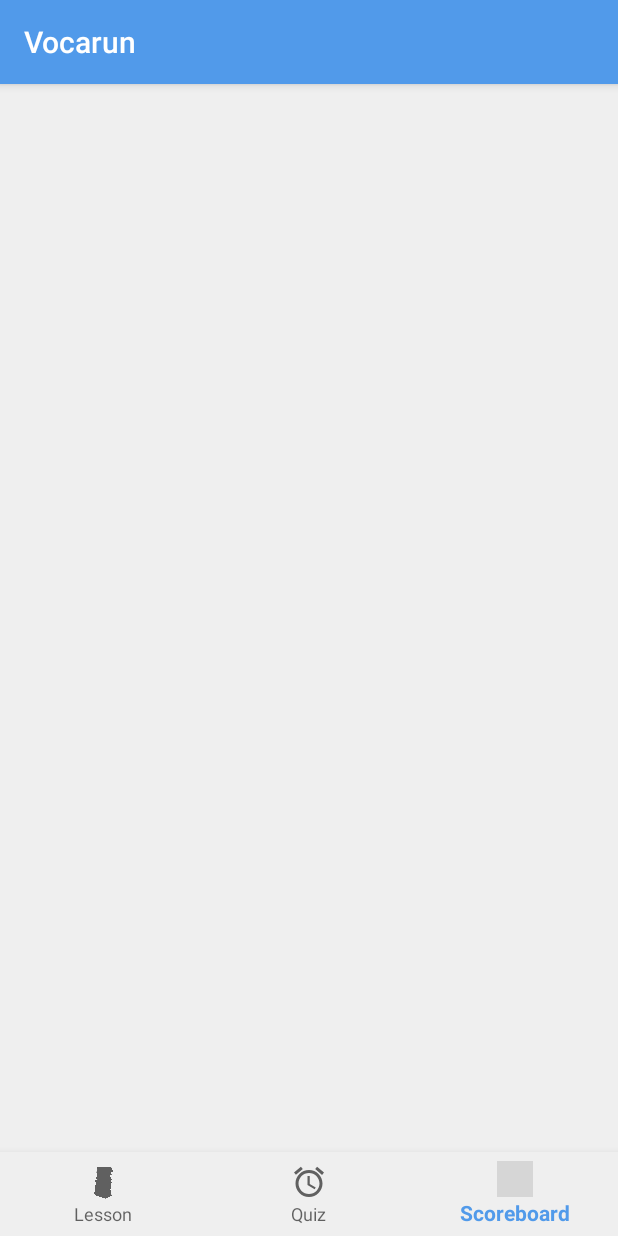
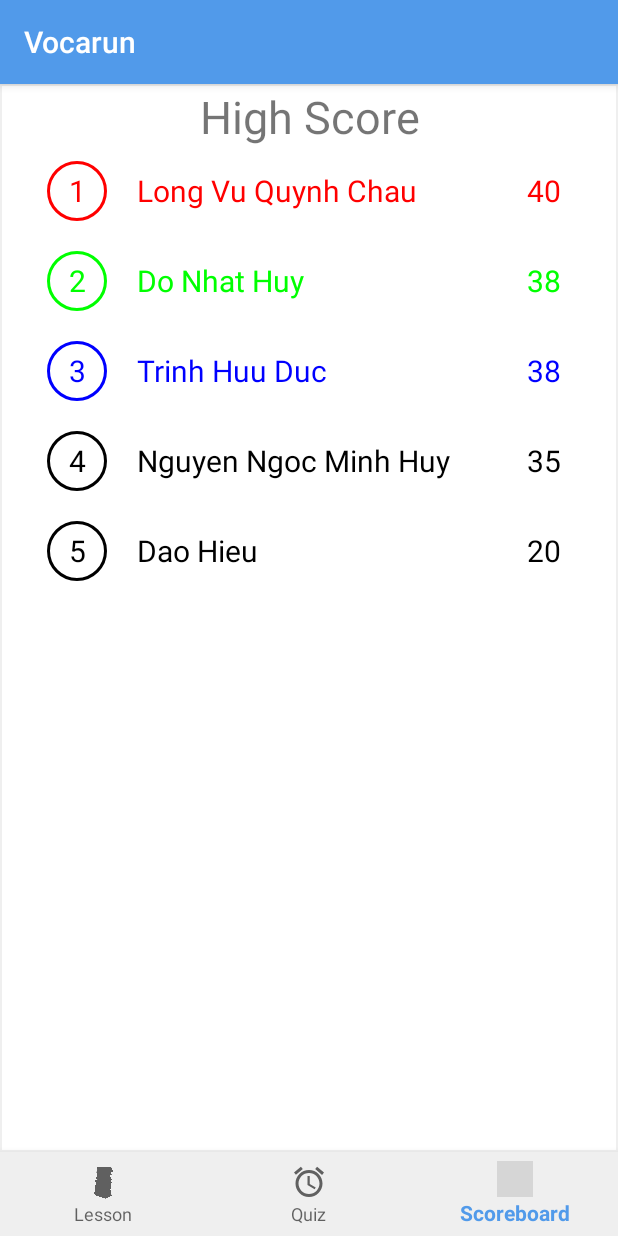
Before and after one commit to nnmhuy/Vocarun, an Android app: the screen it shows after launch (MainActivity), item 3 of the bottom bar chosen, on a phone screen of 412 x 824 dp. Run offline under Robolectric (Android 15) with nearby library versions, the phone set to English and light mode, and no system bars; grey boxes are pictures that could not be loaded.

Commit message:
scoreboard

```diff
--- /dev/null
+++ b/app/src/main/java/com/example/vocarun/Score.java
@@ -0,0 +1,14 @@
+package com.example.vocarun;
+
+import java.util.List;
+
+class Score {
+    public String name;
+    public int point;
+
+
+    public Score(String name, int point) {
+        this.name = name;
+        this.point = point;
+    }
+}
--- /dev/null
+++ b/app/src/main/java/com/example/vocarun/ScoreAdapter.java
@@ -0,0 +1,115 @@
+package com.example.vocarun;
+
+import android.app.Activity;
+import android.content.Context;
+import android.content.Intent;
+import android.graphics.Color;
+import android.graphics.drawable.GradientDrawable;
+import android.util.Log;
+import android.view.LayoutInflater;
+import android.view.View;
+import android.view.ViewGroup;
+import android.widget.ImageView;
+import android.widget.TextView;
+
+import androidx.annotation.NonNull;
+import androidx.fragment.app.FragmentActivity;
+import androidx.recyclerview.widget.RecyclerView;
+
+import java.util.List;
+
+class ScoreAdapter extends RecyclerView.Adapter<ScoreAdapter.ScoreViewHolder> {
+    List<Score> scoreList;
+    LayoutInflater layoutInflater;
+    Activity activity;
+
+    public ScoreAdapter(Context context, List<Score> scoreList) {
+        layoutInflater = LayoutInflater.from(context);
+        activity = (Activity)context;
+        this.scoreList = scoreList;
+        Log.d("size", String.valueOf(scoreList.size()));
+    }
+
+    @NonNull
+    @Override
+    public ScoreAdapter.ScoreViewHolder onCreateViewHolder(@NonNull ViewGroup parent, int viewType) {
+        View ScoreView;
+
+        ScoreView = layoutInflater.inflate(R.layout.score_box, parent, false);
+
+        return new ScoreAdapter.ScoreViewHolder(ScoreView, this);
+    }
+
+    @Override
+    public void onBindViewHolder(@NonNull ScoreAdapter.ScoreViewHolder holder, final int position) {
+        Score currentScore = scoreList.get(position);
+
+        holder.scoreName.setText(currentScore.name);
+        holder.scoreRank.setText(String.valueOf(position + 1));
+        holder.scorePoint.setText(String.valueOf(currentScore.point));
+
+        GradientDrawable drawable = (GradientDrawable)holder.scoreRank.getBackground();
+
+        if (position == 0) {
+            holder.scoreName.setTextColor(Color.RED);
+            holder.scorePoint.setTextColor(Color.RED);
+            holder.scoreRank.setTextColor(Color.RED);
+            drawable.setStroke(3, Color.RED); // set stroke width and stroke color
+        } else {
+            if (position == 1) {
+                holder.scoreName.setTextColor(Color.GREEN);
+                holder.scorePoint.setTextColor(Color.GREEN);
+                holder.scoreRank.setTextColor(Color.GREEN);
+                drawable.setStroke(3, Color.GREEN); // set stroke width and stroke color
+            } else {
+                if (position == 2) {
+                    holder.scoreName.setTextColor(Color.BLUE);
+                    holder.scorePoint.setTextColor(Color.BLUE);
+                    holder.scoreRank.setTextColor(Color.BLUE);
+                    drawable.setStroke(3, Color.BLUE); // set stroke width and stroke color
+                }
+                else {
+                    holder.scoreName.setTextColor(Color.BLACK);
+                    holder.scorePoint.setTextColor(Color.BLACK);
+                    holder.scoreRank.setTextColor(Color.BLACK);
+                    drawable.setStroke(3, Color.BLACK); // set stroke width and stroke color
+                }
+            }
+        }
+
+//        holder.holderView.setOnClickListener(new View.OnClickListener() {
+//            @Override
+//            public void onClick(View view) {
+//                Intent intent = new Intent(activity, StudyLesson.class);
+//                intent.putExtra("lesson", currentLesson.toString());
+//                lessonList.get(position).isOld = true;
+//                activity.startActivityForResult(intent, 11);
+//                notifyDataSetChanged();
+//            }
+//        });
+
+    }
+
+    @Override
+    public int getItemCount() {
+        return scoreList.size();
+    }
+
+    public class ScoreViewHolder extends RecyclerView.ViewHolder {
+        public View holderView;
+        public TextView scoreRank;
+        public TextView scoreName;
+        public TextView scorePoint;
+        ScoreAdapter scoreAdapter;
+
+        public ScoreViewHolder(@NonNull View itemView, ScoreAdapter scoreAdapter) {
+            super(itemView);
+            holderView = itemView;
+            scoreRank = itemView.findViewById(R.id.scoreRank);
+            scoreName = itemView.findViewById(R.id.scoreName);
+            scorePoint = itemView.findViewById(R.id.scorePoint);
+
+            this.scoreAdapter = scoreAdapter;
+        }
+    }
+}
--- a/app/src/main/java/com/example/vocarun/ScoreboardFragment.java
+++ b/app/src/main/java/com/example/vocarun/ScoreboardFragment.java
@@ -4,17 +4,24 @@
 import android.os.Bundle;
 
 import androidx.fragment.app.Fragment;
+import androidx.recyclerview.widget.GridLayoutManager;
+import androidx.recyclerview.widget.LinearLayoutManager;
+import androidx.recyclerview.widget.RecyclerView;
 
 import android.view.LayoutInflater;
 import android.view.View;
 import android.view.ViewGroup;
 import android.widget.TextView;
 
+import java.util.ArrayList;
+import java.util.List;
+
 /**
  * A simple {@link Fragment} subclass.
  */
 public class ScoreboardFragment extends Fragment {
-
+    private List<Score> scoreList = new ArrayList<>();
+    RecyclerView recyclerView;
 
     public ScoreboardFragment() {
         // Required empty public constructor
@@ -24,7 +31,24 @@
     @Override
     public View onCreateView(LayoutInflater inflater, ViewGroup container, Bundle savedInstanceState) {
                              // Inflate the layout for this fragment
-        return inflater.inflate(R.layout.fragment_scoreboard, container, false);
+        View view = inflater.inflate(R.layout.fragment_scoreboard, container, false);
+
+        initFaKeScore();
+
+        recyclerView = (RecyclerView) view.findViewById(R.id.scoreboardRecycleView);
+        ScoreAdapter scoreAdapter = new ScoreAdapter(getActivity(), scoreList);
+        recyclerView.setAdapter(scoreAdapter);
+        recyclerView.setLayoutManager(new LinearLayoutManager(getActivity(), LinearLayoutManager.VERTICAL, false));
+
+        return view;
+    }
+
+    private void initFaKeScore() {
+        scoreList.add(new Score("Long Vu Quynh Chau", 40));
+        scoreList.add(new Score("Do Nhat Huy", 38));
+        scoreList.add(new Score("Trinh Huu Duc", 38));
+        scoreList.add(new Score("Nguyen Ngoc Minh Huy", 35));
+        scoreList.add(new Score("Dao Hieu", 20));
     }
 
 }
--- /dev/null
+++ b/app/src/main/res/drawable/circle_text.xml
@@ -0,0 +1,7 @@
+<?xml version="1.0" encoding="utf-8"?>
+<shape xmlns:android="http://schemas.android.com/apk/res/android"
+    android:shape="oval">
+    <corners android:radius="10dip"/>
+    <stroke android:color="@color/darkGray" android:width="2dip"/>
+    <solid android:color="@android:color/transparent"/>
+</shape>
--- a/app/src/main/res/layout/fragment_lesson.xml
+++ b/app/src/main/res/layout/fragment_lesson.xml
@@ -9,6 +9,7 @@
         android:layout_width="match_parent"
         android:layout_height="match_parent"
         android:id="@+id/lessonRecyclerView"
+        android:background="@color/white"
         android:layout_gravity="center"
         android:foregroundGravity="center"></androidx.recyclerview.widget.RecyclerView>
 </FrameLayout>
--- a/app/src/main/res/layout/fragment_scoreboard.xml
+++ b/app/src/main/res/layout/fragment_scoreboard.xml
@@ -4,5 +4,18 @@
     android:layout_width="match_parent"
     android:layout_height="match_parent"
     tools:context=".ScoreboardFragment">
-
+    <TextView
+        android:layout_width="match_parent"
+        android:layout_height="40dp"
+        android:textSize="30dp"
+        android:gravity="center"
+        android:background="@color/white"
+        android:text="High Score"/>
+    <androidx.recyclerview.widget.RecyclerView
+        android:layout_marginTop="40dp"
+        android:layout_width="match_parent"
+        android:layout_height="match_parent"
+        android:background="@color/white"
+        android:id="@+id/scoreboardRecycleView">
+    </androidx.recyclerview.widget.RecyclerView>
 </FrameLayout>
--- /dev/null
+++ b/app/src/main/res/layout/score_box.xml
@@ -0,0 +1,31 @@
+<?xml version="1.0" encoding="utf-8"?>
+<LinearLayout xmlns:android="http://schemas.android.com/apk/res/android"
+    android:orientation="horizontal"
+    android:layout_width="match_parent"
+    android:layout_height="wrap_content"
+    android:layout_marginVertical="10dp">
+    <TextView
+        android:layout_width="40dp"
+        android:layout_height="40dp"
+        android:text="1"
+        android:gravity="center"
+        android:background="@drawable/circle_text"
+        android:id="@+id/scoreRank"
+        android:textSize="20dp"
+        android:layout_marginLeft="30dp"
+        android:layout_marginRight="10dp"/>
+    <TextView
+        android:layout_width="240dp"
+        android:layout_height="wrap_content"
+        android:text="Nguyen Ngoc Minh Huy"
+        android:textSize="20dp"
+        android:layout_marginHorizontal="10dp"
+        android:id="@+id/scoreName"/>
+    <TextView
+        android:layout_width="wrap_content"
+        android:layout_height="wrap_content"
+        android:text="113"
+        android:textSize="20dp"
+        android:layout_marginHorizontal="10dp"
+        android:id="@+id/scorePoint"/>
+</LinearLayout>
```
Also changed, not shown: 3 other files.
